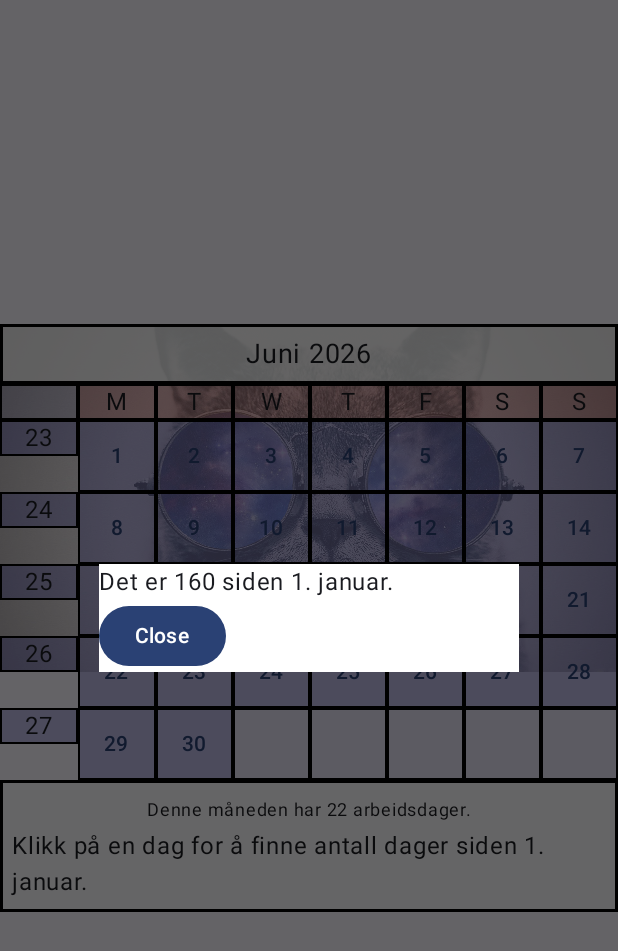
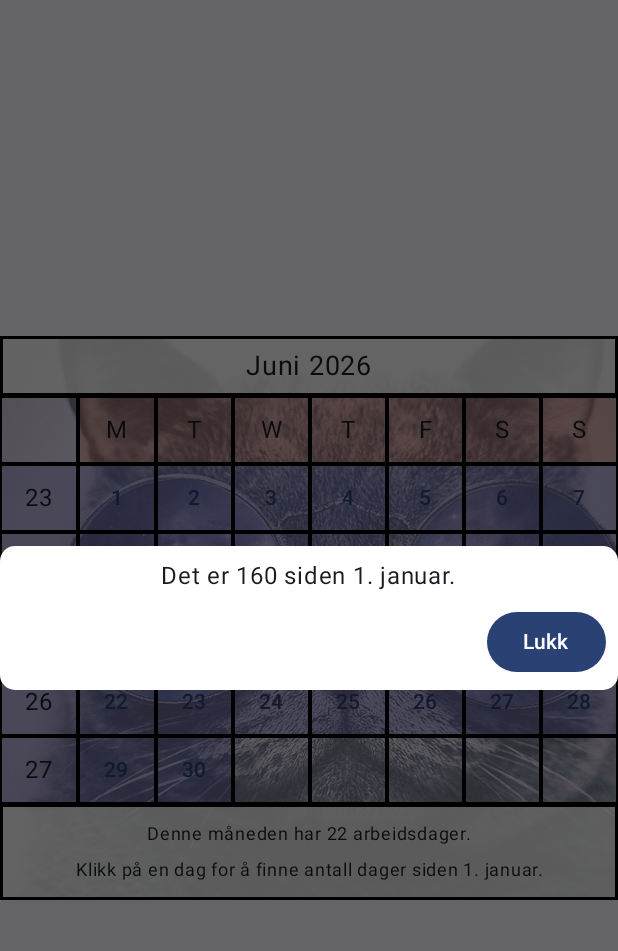
Before and after one commit to LawftyGoals/DTE2603_Test, an Android app built with Jetpack Compose: the screen it shows after launch (MainActivity), after a tap on "10", on a phone screen of 412 x 824 dp. Shown: the top 951 px of the screen. Run offline under Robolectric (Android 15) with nearby library versions, the phone set to English and light mode, and no system bars.

Commit message:
improve some structure.

```diff
--- a/Oblig1_Calendar/app/src/main/java/com/example/oblig1_calendar/MainActivity.kt
+++ b/Oblig1_Calendar/app/src/main/java/com/example/oblig1_calendar/MainActivity.kt
@@ -2,7 +2,6 @@ package com.example.oblig1_calendar
 
 import android.icu.util.Calendar
 import android.os.Bundle
-import android.util.Log
 import androidx.activity.ComponentActivity
 import androidx.activity.compose.setContent
 import androidx.activity.enableEdgeToEdge
@@ -15,11 +14,12 @@ import androidx.compose.foundation.layout.Column
 import androidx.compose.foundation.layout.Row
 import androidx.compose.foundation.layout.fillMaxSize
 import androidx.compose.foundation.layout.fillMaxWidth
+import androidx.compose.foundation.layout.height
 import androidx.compose.foundation.layout.padding
 import androidx.compose.foundation.layout.wrapContentSize
 import androidx.compose.foundation.lazy.grid.GridCells
 import androidx.compose.foundation.lazy.grid.LazyVerticalGrid
-import androidx.compose.material3.AlertDialog
+import androidx.compose.foundation.shape.RoundedCornerShape
 import androidx.compose.material3.BasicAlertDialog
 import androidx.compose.material3.Button
 import androidx.compose.material3.ExperimentalMaterial3Api
@@ -33,10 +33,12 @@ import androidx.compose.runtime.remember
 import androidx.compose.runtime.setValue
 import androidx.compose.ui.Alignment
 import androidx.compose.ui.Modifier
+import androidx.compose.ui.draw.clip
 import androidx.compose.ui.graphics.Color
 import androidx.compose.ui.layout.ContentScale
 import androidx.compose.ui.res.painterResource
 import androidx.compose.ui.res.stringResource
+import androidx.compose.ui.text.style.TextAlign
 import androidx.compose.ui.tooling.preview.Preview
 import androidx.compose.ui.unit.dp
 import androidx.compose.ui.unit.sp
@@ -45,10 +47,8 @@ import com.example.oblig1_calendar.ui.theme.Oblig1_CalendarTheme
 import java.util.Calendar.DATE
 import java.util.Calendar.DAY_OF_WEEK
 import java.util.Calendar.DAY_OF_YEAR
-import java.util.Calendar.MONTH
 
 import java.util.Calendar.WEEK_OF_YEAR
-import java.util.Calendar.YEAR
 
 class MainActivity : ComponentActivity() {
     override fun onCreate(savedInstanceState: Bundle?) {
@@ -83,9 +83,9 @@ fun CalendarBody(modifier: Modifier = Modifier, month: Int, year: Int) {
 
     Box(modifier.fillMaxWidth()){
 
-        Image(modifier = Modifier.fillMaxWidth(), contentScale = ContentScale.FillWidth  , painter = bgImage, contentDescription = null, alpha= 0.5f)
+        Image(modifier = Modifier.matchParentSize(), contentScale = ContentScale.FillHeight  , painter = bgImage, contentDescription = null, alpha= 0.5f)
 
-        Column (horizontalAlignment = Alignment.CenterHorizontally, modifier=Modifier.fillMaxWidth()){
+        Column ( horizontalAlignment = Alignment.CenterHorizontally, modifier=Modifier.fillMaxWidth()){
 
             CalendarHeader(calendar = calendar)
             DateRow()
@@ -194,15 +194,22 @@ fun CalendarFooter(modifier: Modifier = Modifier, month: Int, year: Int){
         .border(width = 2.dp, color = Color.Black)
         .background(color = Color(1f, 1f, 1f, 0.8f))
         .padding(8.dp), horizontalAlignment = Alignment.CenterHorizontally){
-        Text(text = "Denne måneden har $workDays arbeidsdager.", fontSize = 12.sp)
-        Text(text = "Klikk på en dag for å finne antall dager siden 1. januar.")
+        Text(text = stringResource(R.string.count_workdays, workDays), fontSize = 12.sp)
+        Text(text = stringResource(R.string.day_since_jan_first), textAlign = TextAlign.Center, fontSize = 12.sp)
     }
 
 }
 
 @Composable
 fun DateRow(){
-    val dateNames = listOf("","M", "T", "W", "T", "F", "S", "S")
+    val dateNames = listOf("", stringResource(R.string.monday_short),
+        stringResource(R.string.tuesday_short),
+        stringResource(R.string.wednesday_short),
+        stringResource(R.string.thursday_short), stringResource(R.string.firday_short),
+        stringResource(
+            R.string.saturday_short
+        ), stringResource(R.string.sunday_short)
+    )
 
     LazyVerticalGrid(GridCells.Fixed(8)) {
         items(8){
@@ -214,9 +221,11 @@ fun DateRow(){
 @Composable
 fun InfoContainer(text: String){
     Row(Modifier
+        .fillMaxSize()
         .border(width = 1.dp, color = Color.Black)
         .background(color = typeCellCheck(text))
-        .fillMaxSize(), horizontalArrangement = Arrangement.Center){
+        .height(45.dp)
+        , horizontalArrangement = Arrangement.Center, verticalAlignment = Alignment.CenterVertically){
             Text( text = text)
 
     }
@@ -224,7 +233,6 @@ fun InfoContainer(text: String){
 
 }
 
-@OptIn(ExperimentalMaterial3Api::class)
 @Composable
 fun DateContainer(text: String, date: Int, month: Int, year: Int){
 
@@ -235,10 +243,9 @@ fun DateContainer(text: String, date: Int, month: Int, year: Int){
 
     var showDialogue by remember { mutableStateOf(false) }
 
-
-
     Row(Modifier
-        .fillMaxSize()
+        .fillMaxWidth()
+        .height(45.dp)
         .border(width = 1.dp, color = Color.Black)
         .background(color = typeCellCheck(text)), horizontalArrangement = Arrangement.Center){
         TextButton(onClick = {showDialogue = true}) {
@@ -248,15 +255,30 @@ fun DateContainer(text: String, date: Int, month: Int, year: Int){
     }
 
     if(showDialogue){
-        BasicAlertDialog(onDismissRequest = {showDialogue = false}) {
-            Column(Modifier.background(Color.White)) {
-                Text(text="Det er $dayOfYear siden 1. januar.")
-                Button(onClick = { showDialogue = false }) {
-                    Text("Close")
-                }
+        DaysAlert(onDismissRequest = {showDialogue = false}, dayOfYear = dayOfYear)
+    }
+
+}
+
+@OptIn(ExperimentalMaterial3Api::class)
+@Composable
+fun DaysAlert(onDismissRequest: ()->Unit, dayOfYear: Int){
+
+    BasicAlertDialog(onDismissRequest = { onDismissRequest() }) {
+        Column(Modifier
+            .clip(RoundedCornerShape(10.dp))
+            .background(Color.White)
+            .padding(8.dp), horizontalAlignment = Alignment.End) {
+            Column(Modifier
+                .fillMaxWidth()
+                .padding(bottom = 8.dp), horizontalAlignment = Alignment.CenterHorizontally){
+                Text(text= stringResource(R.string.count_since_jan_first, dayOfYear))
             }
+            Button(onClick = { onDismissRequest() }) {
+                Text(stringResource(R.string.close))
+            }
+        }
 
-        }
     }
 
 }
@@ -292,19 +314,6 @@ fun getNumberOfDaysInMonth(month: Int, year: Int): Int{
     return tempCalendar.get(DATE)
 }
 
-fun getNumberOfWeeks(month: Int, year: Int): Int{
-    val tempCalendar = Calendar.getInstance()
-    tempCalendar.clear()
-    tempCalendar.set(year, month, 1)
-    val firstWeek = tempCalendar.get(WEEK_OF_YEAR)
-
-    tempCalendar.add(Calendar.MONTH, 1)
-    tempCalendar.add(Calendar.DATE, -1)
-    val lastWeek = tempCalendar.get(WEEK_OF_YEAR)
-
-    return lastWeek - firstWeek
-}
-
 fun addPaddingToDates(numberOfDaysInMonth: Int, dayOfWeek: Int  ): List<String>{
 
     val adjustedDay = when(dayOfWeek){
--- a/Oblig1_Calendar/app/src/main/res/values/strings.xml
+++ b/Oblig1_Calendar/app/src/main/res/values/strings.xml
@@ -1,5 +1,5 @@
-<resources>
-    <string name="app_name">Oblig1_Calendar</string>
+<resources xmlns:tools="http://schemas.android.com/tools">
+    <string name="app_name" tools:ignore="Typos">Oblig1_Calendar</string>
     <string name="January">Januar</string>
     <string name="February">Februar</string>
     <string name="March">Mars</string>
@@ -12,4 +12,15 @@
     <string name="October">Oktober</string>
     <string name="November">November</string>
     <string name="December">Desember</string>
+    <string name="close">Lukk</string>
+    <string name="day_since_jan_first">Klikk på en dag for å finne antall dager siden 1. januar.</string>
+    <string name="count_since_jan_first">Det er %1$s siden 1. januar.</string>
+    <string name="count_workdays">Denne måneden har %1$s arbeidsdager.</string>
+    <string name="monday_short">M</string>
+    <string name="tuesday_short">T</string>
+    <string name="wednesday_short">W</string>
+    <string name="thursday_short">T</string>
+    <string name="firday_short">F</string>
+    <string name="saturday_short">S</string>
+    <string name="sunday_short">S</string>
 </resources>
```
